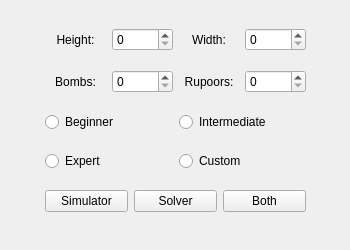
Tyranisaur/Thrilldigger, file settingswindow.ui: the form before one commit.
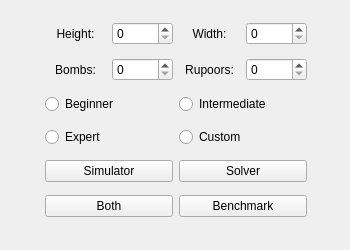
The form after the commit.

```diff
--- a/settingswindow.ui
+++ b/settingswindow.ui
@@ -43,7 +43,7 @@
      <rect>
       <x>40</x>
       <y>10</y>
-      <width>271</width>
+      <width>272</width>
       <height>221</height>
      </rect>
     </property>
@@ -184,6 +184,10 @@
          </property>
         </widget>
        </item>
+      </layout>
+     </item>
+     <item>
+      <layout class="QHBoxLayout" name="horizontalLayout_7">
        <item>
         <widget class="QPushButton" name="bothButton">
          <property name="text">
@@ -191,6 +195,13 @@
          </property>
         </widget>
        </item>
+       <item>
+        <widget class="QPushButton" name="benchmarkButton">
+         <property name="text">
+          <string>Benchmark</string>
+         </property>
+        </widget>
+       </item>
       </layout>
      </item>
     </layout>
```
